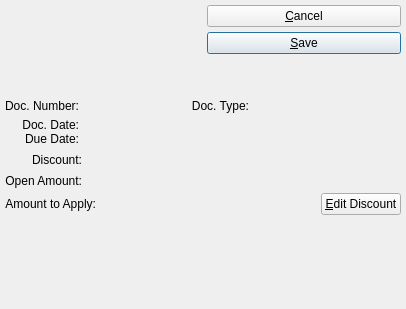
Old version of the form xtuple/trunk/guiclient/cashReceiptItem.ui in the repository WooodHead/xtuple.
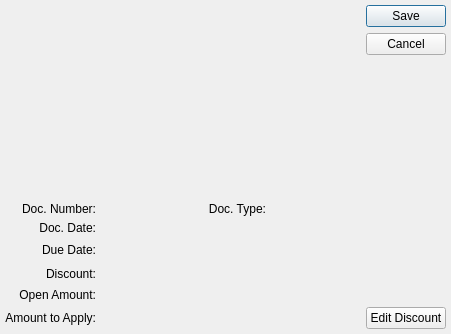
New version of the form. Custom widgets are drawn as their Qt base class.

Commit message: Use button boxes for style guidelines.

```diff
--- a/xtuple/trunk/guiclient/cashReceiptItem.ui
+++ b/xtuple/trunk/guiclient/cashReceiptItem.ui
@@ -13,31 +13,21 @@
    <rect>
     <x>0</x>
     <y>0</y>
-    <width>406</width>
-    <height>309</height>
+    <width>451</width>
+    <height>334</height>
    </rect>
   </property>
   <property name="windowTitle">
    <string>Cash Receipt Application</string>
   </property>
-  <layout class="QGridLayout" name="gridLayout_5">
+  <layout class="QGridLayout" name="gridLayout_2">
    <item row="0" column="0">
-    <layout class="QGridLayout" name="gridLayout_4">
-     <item row="0" column="0">
-      <layout class="QHBoxLayout">
-       <property name="spacing">
-        <number>7</number>
-       </property>
-       <item>
-        <layout class="QHBoxLayout">
-         <property name="spacing">
-          <number>0</number>
-         </property>
+    <layout class="QVBoxLayout" name="verticalLayout">
          <item>
           <widget class="CustCluster" name="_cust"/>
          </item>
          <item>
-          <spacer>
+      <spacer name="verticalSpacer">
            <property name="orientation">
             <enum>Qt::Vertical</enum>
            </property>
@@ -46,57 +36,7 @@
            </property>
            <property name="sizeHint" stdset="0">
             <size>
-             <width>0</width>
-             <height>10</height>
-            </size>
-           </property>
-          </spacer>
-         </item>
-        </layout>
-       </item>
-       <item>
-        <layout class="QVBoxLayout">
-         <property name="spacing">
-          <number>0</number>
-         </property>
-         <item>
-          <layout class="QVBoxLayout">
-           <property name="spacing">
-            <number>5</number>
-           </property>
-           <item>
-            <widget class="QPushButton" name="_close">
-             <property name="text">
-              <string>&amp;Cancel</string>
-             </property>
-            </widget>
-           </item>
-           <item>
-            <widget class="QPushButton" name="_save">
-             <property name="text">
-              <string>&amp;Save</string>
-             </property>
-             <property name="autoDefault">
-              <bool>true</bool>
-             </property>
-             <property name="default">
-              <bool>true</bool>
-             </property>
-            </widget>
-           </item>
-          </layout>
-         </item>
-         <item>
-          <spacer>
-           <property name="orientation">
-            <enum>Qt::Vertical</enum>
-           </property>
-           <property name="sizeType">
-            <enum>QSizePolicy::Expanding</enum>
-           </property>
-           <property name="sizeHint" stdset="0">
-            <size>
-             <width>10</width>
+         <width>20</width>
              <height>0</height>
             </size>
            </property>
@@ -104,10 +44,18 @@
          </item>
         </layout>
        </item>
-      </layout>
-     </item>
-     <item row="1" column="0">
-      <layout class="QGridLayout" name="gridLayout_3">
+   <item row="0" column="1">
+    <widget class="QDialogButtonBox" name="_buttonBox">
+     <property name="orientation">
+      <enum>Qt::Vertical</enum>
+     </property>
+     <property name="standardButtons">
+      <set>QDialogButtonBox::Cancel|QDialogButtonBox::Save</set>
+     </property>
+    </widget>
+   </item>
+   <item row="1" column="0" colspan="2">
+    <layout class="QGridLayout" name="gridLayout">
        <item row="0" column="0">
         <widget class="QLabel" name="_docNumberLit">
          <property name="text">
@@ -189,7 +137,7 @@
            </property>
            <property name="sizeHint" stdset="0">
             <size>
-             <width>16</width>
+           <width>0</width>
              <height>0</height>
             </size>
            </property>
@@ -198,11 +146,6 @@
         </layout>
        </item>
        <item row="1" column="0">
-        <layout class="QVBoxLayout">
-         <property name="spacing">
-          <number>0</number>
-         </property>
-         <item>
           <widget class="QLabel" name="_docDateLit">
            <property name="text">
             <string>Doc. Date:</string>
@@ -212,7 +155,46 @@
            </property>
           </widget>
          </item>
+     <item row="1" column="1">
+      <layout class="QHBoxLayout" name="horizontalLayout">
          <item>
+        <widget class="DLineEdit" name="_docDate">
+         <property name="enabled">
+          <bool>false</bool>
+         </property>
+         <property name="sizePolicy">
+          <sizepolicy hsizetype="Preferred" vsizetype="Fixed">
+           <horstretch>0</horstretch>
+           <verstretch>0</verstretch>
+          </sizepolicy>
+         </property>
+         <property name="maximumSize">
+          <size>
+           <width>100</width>
+           <height>32767</height>
+          </size>
+         </property>
+        </widget>
+       </item>
+       <item>
+        <spacer>
+         <property name="orientation">
+          <enum>Qt::Horizontal</enum>
+         </property>
+         <property name="sizeType">
+          <enum>QSizePolicy::Expanding</enum>
+         </property>
+         <property name="sizeHint" stdset="0">
+          <size>
+           <width>16</width>
+           <height>0</height>
+          </size>
+         </property>
+        </spacer>
+       </item>
+      </layout>
+     </item>
+     <item row="2" column="0">
           <widget class="QLabel" name="_dueDateLit">
            <property name="text">
             <string>Due Date:</string>
@@ -222,37 +204,8 @@
            </property>
           </widget>
          </item>
-        </layout>
-       </item>
-       <item row="1" column="1">
-        <layout class="QHBoxLayout">
-         <property name="spacing">
-          <number>0</number>
-         </property>
-         <item>
-          <layout class="QVBoxLayout">
-           <property name="spacing">
-            <number>0</number>
-           </property>
-           <item>
-            <widget class="DLineEdit" name="_docDate">
-             <property name="enabled">
-              <bool>false</bool>
-             </property>
-             <property name="sizePolicy">
-              <sizepolicy hsizetype="Preferred" vsizetype="Fixed">
-               <horstretch>0</horstretch>
-               <verstretch>0</verstretch>
-              </sizepolicy>
-             </property>
-             <property name="maximumSize">
-              <size>
-               <width>100</width>
-               <height>32767</height>
-              </size>
-             </property>
-            </widget>
-           </item>
+     <item row="2" column="1">
+      <layout class="QHBoxLayout" name="horizontalLayout_2">
            <item>
             <widget class="DLineEdit" name="_dueDate">
              <property name="enabled">
@@ -272,29 +225,22 @@
              </property>
             </widget>
            </item>
-          </layout>
-         </item>
          <item>
-          <spacer>
+        <spacer name="horizontalSpacer_2">
            <property name="orientation">
             <enum>Qt::Horizontal</enum>
            </property>
-           <property name="sizeType">
-            <enum>QSizePolicy::Expanding</enum>
-           </property>
            <property name="sizeHint" stdset="0">
             <size>
-             <width>16</width>
-             <height>0</height>
+           <width>0</width>
+           <height>20</height>
             </size>
            </property>
           </spacer>
          </item>
         </layout>
        </item>
-       <item row="2" column="0" colspan="2">
-        <layout class="QGridLayout" name="gridLayout_2">
-         <item row="0" column="0">
+     <item row="3" column="0">
           <widget class="QLabel" name="_discountAmountLit">
            <property name="text">
             <string>Discount:</string>
@@ -304,10 +250,12 @@
            </property>
           </widget>
          </item>
-         <item row="0" column="1">
+     <item row="3" column="1">
+      <layout class="QHBoxLayout" name="horizontalLayout_3">
+       <item>
           <widget class="CurrDisplay" name="_discountAmount"/>
          </item>
-         <item row="0" column="2">
+       <item>
           <spacer>
            <property name="orientation">
             <enum>Qt::Horizontal</enum>
@@ -323,7 +271,9 @@
            </property>
           </spacer>
          </item>
-         <item row="1" column="0">
+      </layout>
+     </item>
+     <item row="4" column="0">
           <widget class="QLabel" name="_openAmountLit">
            <property name="text">
             <string>Open Amount:</string>
@@ -333,7 +283,7 @@
            </property>
           </widget>
          </item>
-         <item row="1" column="1">
+     <item row="4" column="1">
           <widget class="CurrCluster" name="_openAmount">
            <property name="currencyEditable" stdset="0">
             <bool>false</bool>
@@ -343,9 +293,7 @@
            </property>
           </widget>
          </item>
-         <item row="2" column="0" colspan="3">
-          <layout class="QGridLayout" name="gridLayout">
-           <item row="0" column="0">
+     <item row="5" column="0">
             <widget class="QLabel" name="_amountToApplyLit">
              <property name="text">
               <string>Amount to Apply:</string>
@@ -355,7 +303,9 @@
              </property>
             </widget>
            </item>
-           <item row="0" column="1">
+     <item row="5" column="1">
+      <layout class="QHBoxLayout" name="horizontalLayout_4">
+       <item>
             <widget class="CurrCluster" name="_amountToApply">
              <property name="currencyEditable" stdset="0">
               <bool>false</bool>
@@ -365,47 +315,27 @@
              </property>
             </widget>
            </item>
-           <item row="0" column="2">
+       <item>
             <spacer name="horizontalSpacer">
              <property name="orientation">
               <enum>Qt::Horizontal</enum>
              </property>
              <property name="sizeHint" stdset="0">
               <size>
-               <width>40</width>
+           <width>0</width>
                <height>20</height>
               </size>
              </property>
             </spacer>
            </item>
-           <item row="0" column="3">
+       <item>
             <widget class="QPushButton" name="_discount">
              <property name="text">
-              <string>&amp;Edit Discount</string>
+          <string>Edit Discount</string>
              </property>
             </widget>
            </item>
           </layout>
-         </item>
-        </layout>
-       </item>
-      </layout>
-     </item>
-     <item row="2" column="0">
-      <spacer>
-       <property name="orientation">
-        <enum>Qt::Vertical</enum>
-       </property>
-       <property name="sizeType">
-        <enum>QSizePolicy::Expanding</enum>
-       </property>
-       <property name="sizeHint" stdset="0">
-        <size>
-         <width>16</width>
-         <height>16</height>
-        </size>
-       </property>
-      </spacer>
      </item>
     </layout>
    </item>
```
Left out of the diff: 21 changed lines with no effect on the pictures. Lines whose indentation alone changed are shown as unchanged. The commit also changes 7 other files.
